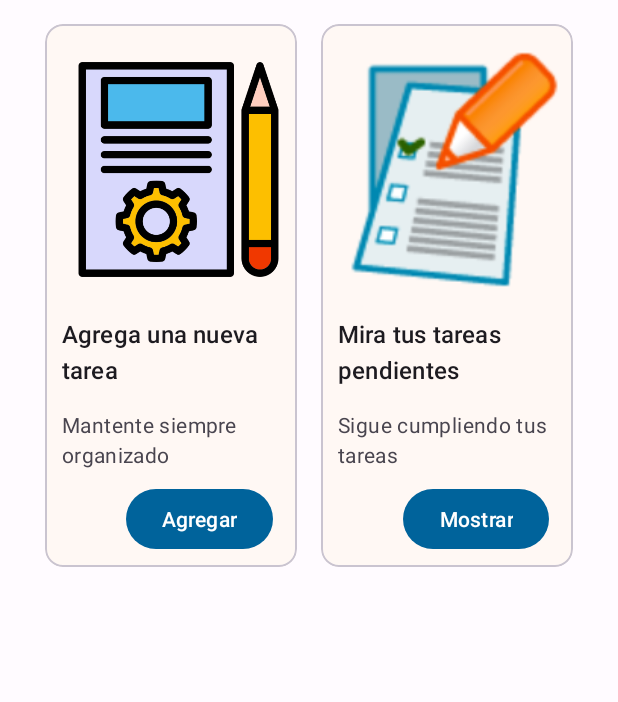
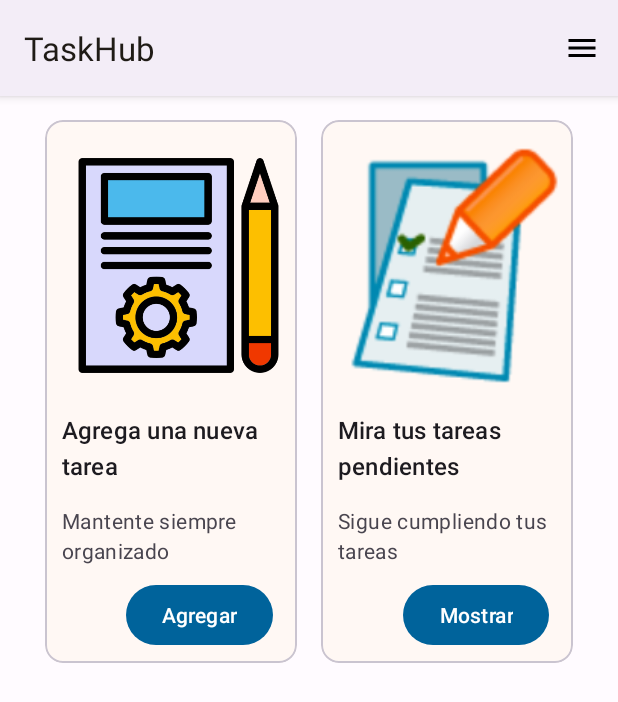
Before and after one commit to israUSA/ProyectoAppTarea, an Android app: the screen it shows after launch (MainActivity), on a phone screen of 412 x 824 dp. Shown: the top 702 px of the screen. Run offline under Robolectric (Android 15) with nearby library versions, the light colour scheme and no system bars.

Commit message:
Agregacion de ToolBar y Menu, bug tema nocturno arreglado, nombre de la app agregado a la Toolbar y al recurso String.xml

```diff
--- /dev/null
+++ b/app/src/main/res/drawable/baseline_settings_24.xml
@@ -0,0 +1,5 @@
+<vector android:height="24dp" android:tint="#000000"
+    android:viewportHeight="24" android:viewportWidth="24"
+    android:width="24dp" xmlns:android="http://schemas.android.com/apk/res/android">
+    <path android:fillColor="@android:color/white" android:pathData="M19.14,12.94c0.04,-0.3 0.06,-0.61 0.06,-0.94c0,-0.32 -0.02,-0.64 -0.07,-0.94l2.03,-1.58c0.18,-0.14 0.23,-0.41 0.12,-0.61l-1.92,-3.32c-0.12,-0.22 -0.37,-0.29 -0.59,-0.22l-2.39,0.96c-0.5,-0.38 -1.03,-0.7 -1.62,-0.94L14.4,2.81c-0.04,-0.24 -0.24,-0.41 -0.48,-0.41h-3.84c-0.24,0 -0.43,0.17 -0.47,0.41L9.25,5.35C8.66,5.59 8.12,5.92 7.63,6.29L5.24,5.33c-0.22,-0.08 -0.47,0 -0.59,0.22L2.74,8.87C2.62,9.08 2.66,9.34 2.86,9.48l2.03,1.58C4.84,11.36 4.8,11.69 4.8,12s0.02,0.64 0.07,0.94l-2.03,1.58c-0.18,0.14 -0.23,0.41 -0.12,0.61l1.92,3.32c0.12,0.22 0.37,0.29 0.59,0.22l2.39,-0.96c0.5,0.38 1.03,0.7 1.62,0.94l0.36,2.54c0.05,0.24 0.24,0.41 0.48,0.41h3.84c0.24,0 0.44,-0.17 0.47,-0.41l0.36,-2.54c0.59,-0.24 1.13,-0.56 1.62,-0.94l2.39,0.96c0.22,0.08 0.47,0 0.59,-0.22l1.92,-3.32c0.12,-0.22 0.07,-0.47 -0.12,-0.61L19.14,12.94zM12,15.6c-1.98,0 -3.6,-1.62 -3.6,-3.6s1.62,-3.6 3.6,-3.6s3.6,1.62 3.6,3.6S13.98,15.6 12,15.6z"/>
+</vector>
--- /dev/null
+++ b/app/src/main/res/menu/menu.xml
@@ -0,0 +1,26 @@
+<?xml version="1.0" encoding="utf-8"?>
+<menu xmlns:android="http://schemas.android.com/apk/res/android"
+    xmlns:app="http://schemas.android.com/apk/res-auto">
+
+    <item
+        android:icon="@drawable/baseline_menu_24"
+        android:title="mas"
+        app:showAsAction="always">
+        <menu>
+            <item
+                android:id="@+id/it_configuraciones"
+                android:icon="@drawable/baseline_settings_24"
+                android:title="Configuraciones"/>
+
+            <!--            <item-->
+            <!--                android:id="@+id/item_configuracion"-->
+            <!--                android:icon="@android:drawable/ic_menu_preferences"-->
+            <!--                android:title="Configuraciones" />-->
+                        <item
+                            android:id="@+id/item_acerda_de"
+                            android:icon="@android:drawable/ic_menu_info_details"
+                            android:title="Acerca De" />
+
+        </menu>
+    </item>
+</menu>
--- a/app/src/main/res/values-night/themes.xml
+++ b/app/src/main/res/values-night/themes.xml
@@ -1,6 +1,6 @@
 
 <resources>
-    <style name="AppTheme" parent="Theme.Material3.Dark.NoActionBar">
+    <style name="Theme.ProyectoAppTarea" parent="Theme.Material3.DayNight">
         <item name="colorPrimary">@color/md_theme_dark_primary</item>
         <item name="colorOnPrimary">@color/md_theme_dark_onPrimary</item>
         <item name="colorPrimaryContainer">@color/md_theme_dark_primaryContainer</item>
--- a/app/src/main/res/values/strings.xml
+++ b/app/src/main/res/values/strings.xml
@@ -1,3 +1,3 @@
 <resources>
-    <string name="app_name">ProyectoAppTarea</string>
+    <string name="app_name">TaskHub</string>
 </resources>
--- a/app/src/main/res/values/themes.xml
+++ b/app/src/main/res/values/themes.xml
@@ -1,5 +1,5 @@
 <resources>
-    <style name="Theme.ProyectoAppTarea" parent="Theme.Material3.Light.NoActionBar">
+    <style name="Theme.ProyectoAppTarea" parent="Theme.Material3.DayNight">
         <item name="colorPrimary">@color/md_theme_light_primary</item>
         <item name="colorOnPrimary">@color/md_theme_light_onPrimary</item>
         <item name="colorPrimaryContainer">@color/md_theme_light_primaryContainer</item>
```
Also changed, not shown: app/src/main/java/com/example/proyectoapptarea/MainActivity.java (+23 -14 lines).
